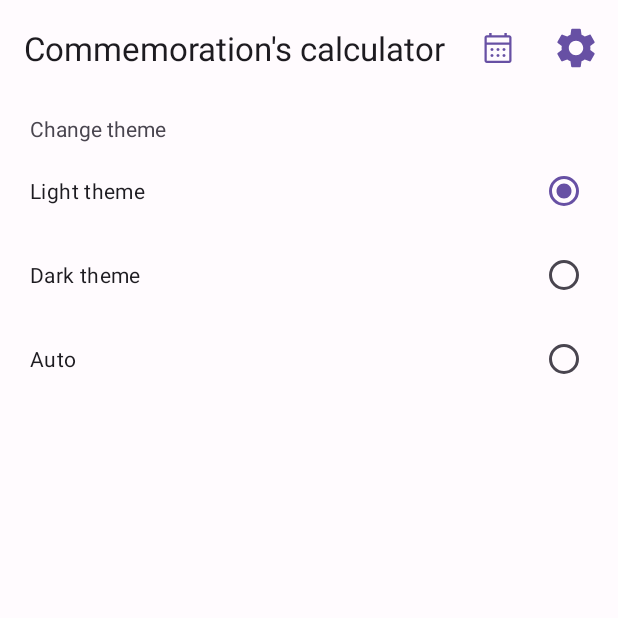
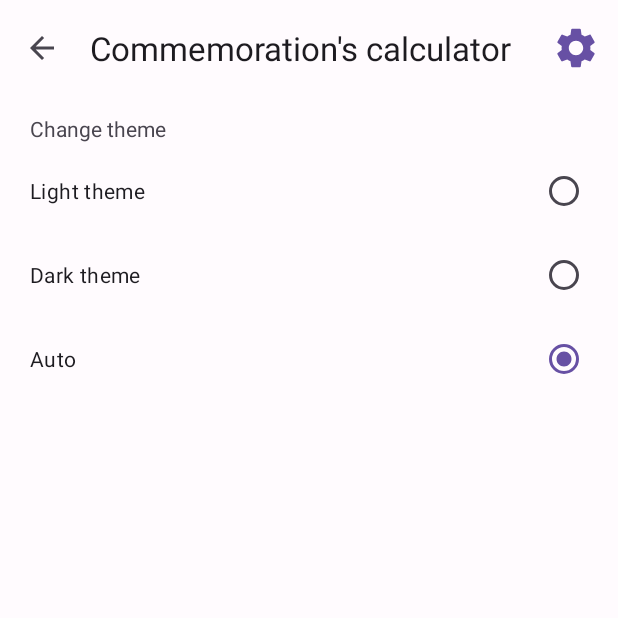
Before and after one commit to ProkhodOlya/CalculyatorPominok, an Android app: the fragment SettingsFragment placed in its activity, on a phone screen of 412 x 824 dp, the top half of it. Run offline under Robolectric (Android 15) with nearby library versions, the light colour scheme and no system bars.

Commit message:
+light/dark/auto themes view model

```diff
--- /dev/null
+++ b/app/src/main/java/com/calculyatorpominok/data/ThemeRepository.kt
@@ -0,0 +1,32 @@
+package com.calculyatorpominok.data
+
+import android.content.Context
+import android.content.Context.MODE_PRIVATE
+import android.content.SharedPreferences
+
+
+class ThemeRepository private constructor(context: Context) {
+    private val sharedPreferences: SharedPreferences =
+        context.getSharedPreferences("config-pref-theme", MODE_PRIVATE)
+
+    fun setTheme(theme: Int) {
+        val sharedPrefEditor = sharedPreferences.edit()
+        sharedPrefEditor?.putInt(SAVED_THEME, theme)
+        sharedPrefEditor?.apply()
+    }
+
+    fun getTheme(): Int {
+        return sharedPreferences.getInt(SAVED_THEME, -1)
+    }
+
+    companion object {
+        const val SAVED_THEME = "savedTheme"
+        private var instance: ThemeRepository? = null
+        fun getInstance(context: Context): ThemeRepository {
+            if(instance == null) {
+                instance = ThemeRepository(context)
+            }
+            return instance ?: ThemeRepository(context)
+        }
+    }
+}
--- a/app/src/main/java/com/calculyatorpominok/mapper/Mapper.kt
+++ b/app/src/main/java/com/calculyatorpominok/mapper/Mapper.kt
@@ -1,5 +1,6 @@
 package com.calculyatorpominok.mapper
 
+import com.calculyatorpominok.presentation.models.TypeOfTheme
 import com.calculyatorpominok.utils.DayOfCommemoration
 
 fun Int.mapToDayOfCommemoration(): DayOfCommemoration? =
@@ -11,3 +12,11 @@ fun Int.mapToDayOfCommemoration(): DayOfCommemoration? =
         DayOfCommemoration.ONE_YEAR.value -> DayOfCommemoration.ONE_YEAR
         else -> null
     }
+
+fun Int.mapToTypeOfTheme(): TypeOfTheme =
+    when (this) {
+        TypeOfTheme.AUTO.value -> TypeOfTheme.AUTO
+        TypeOfTheme.DARK.value -> TypeOfTheme.DARK
+        TypeOfTheme.LIGHT.value -> TypeOfTheme.LIGHT
+        else -> TypeOfTheme.AUTO
+    }
--- /dev/null
+++ b/app/src/main/java/com/calculyatorpominok/mapper/MapperTheme.kt
@@ -0,0 +1,11 @@
+package com.calculyatorpominok.mapper
+
+import com.calculyatorpominok.utils.ThemeValue
+
+fun Int.mapToTheme(): ThemeValue? =
+    when (this) {
+        ThemeValue.AUTO_THEME.value -> ThemeValue.AUTO_THEME
+        ThemeValue.LIGHT_THEME.value -> ThemeValue.LIGHT_THEME
+        ThemeValue.DARK_THEME.value -> ThemeValue.DARK_THEME
+        else -> null
+    }
--- a/app/src/main/java/com/calculyatorpominok/presentation/details/DetailsFragment.kt
+++ b/app/src/main/java/com/calculyatorpominok/presentation/details/DetailsFragment.kt
@@ -12,10 +12,7 @@ import androidx.fragment.app.viewModels
 import androidx.lifecycle.Lifecycle
 import androidx.lifecycle.lifecycleScope
 import androidx.lifecycle.repeatOnLifecycle
-import com.calculyatorpominok.mapper.mapToDayOfCommemoration
-import com.calculyatorpominok.presentation.main.MainViewModel
 import com.calculyatorpominok.utils.ARGS_DAY_OF_COMMEMORATION
-import com.calculyatorpominok.utils.DayOfCommemoration
 import com.example.calculyatorpominok.R
 import kotlinx.coroutines.launch
 
--- a/app/src/main/java/com/calculyatorpominok/presentation/models/SettingsState.kt
+++ b/app/src/main/java/com/calculyatorpominok/presentation/models/SettingsState.kt
@@ -1,6 +1,9 @@
 package com.calculyatorpominok.presentation.models
 
-data class SettingsState (
-    val changeThemeCaption: String = "",
-    val typeOfTheme: String = "",
-    )
+data class SettingsState(val typeOfTheme: TypeOfTheme)
+
+enum class TypeOfTheme(val value: Int) {
+    AUTO(0),
+    DARK(1),
+    LIGHT(2),
+}
--- a/app/src/main/java/com/calculyatorpominok/presentation/screens/SettingsFragment.kt
+++ b/app/src/main/java/com/calculyatorpominok/presentation/screens/SettingsFragment.kt
@@ -6,13 +6,18 @@ import android.view.View
 import android.view.ViewGroup
 import android.widget.RadioButton
 import android.widget.RadioGroup
+import android.widget.RadioGroup.OnCheckedChangeListener
 import android.widget.TextView
+import androidx.appcompat.app.AppCompatDelegate
 import androidx.appcompat.widget.Toolbar
 import androidx.fragment.app.Fragment
 import androidx.fragment.app.viewModels
-import com.calculyatorpominok.presentation.main.MainFragment
+import androidx.lifecycle.Lifecycle
+import androidx.lifecycle.lifecycleScope
+import androidx.lifecycle.repeatOnLifecycle
+import com.calculyatorpominok.presentation.models.TypeOfTheme
 import com.example.calculyatorpominok.R
-
+import kotlinx.coroutines.launch
 
 
 class SettingsFragment : Fragment() {
@@ -22,7 +27,7 @@ class SettingsFragment : Fragment() {
     private var radioButtonLightTheme: RadioButton? = null
     private var radioButtonDarkTheme: RadioButton? = null
     private var radioButtonAutoTheme: RadioButton? = null
-//    private val viewModel: SettingsViewModel by viewModels { SettingsViewModel.Factory }
+    private val viewModel: SettingsViewModel by viewModels { SettingsViewModel.Factory }
 
     override fun onCreateView(
         inflater: LayoutInflater,
@@ -35,51 +40,61 @@ class SettingsFragment : Fragment() {
         radioButtonLightTheme = view.findViewById(R.id.radioButtonLightTheme)
         radioButtonDarkTheme = view.findViewById(R.id.radioButtonDarkTheme)
         radioButtonAutoTheme = view.findViewById(R.id.radioButtonAutoTheme)
+        toolbar = view.findViewById<Toolbar?>(R.id.toolbar).apply {
+            setNavigationIcon(androidx.appcompat.R.drawable.abc_ic_ab_back_material)
+            setNavigationOnClickListener {
+                parentFragmentManager.popBackStack()
+            }
+        }
         return view
     }
 
-//    override fun onViewCreated(view: View, savedInstanceState: Bundle?) {
-//        super.onViewCreated(view, savedInstanceState)
-//            subscribeToState()
-//        viewModel.start()
-//        initView()}
+    override fun onViewCreated(view: View, savedInstanceState: Bundle?) {
+        super.onViewCreated(view, savedInstanceState)
+        subscribeToState()
+        viewModel.start()
+        initView()
+    }
 
 
-//    private fun initView() {
-//        initToolbar()
-//        radioGroupTheme.setOnCheckedChangeListener(RadioGroup?.OnCheckedChangeListener() {
-//            @Override
-////            fun onCheckedChanged(RadioGroup? group, int checkedId) {
-////                when (checkedId) {
-////                    R.id.radioButtonLightTheme -> {
-////                        //some code
-////                    }
-////                    R.id.radioButtonDarkTheme -> {
-////                        //some code
-////                    }
-////                    R.id.radioButtonAutoTheme -> {
-////                        //some code
-////                    }
-////                }
-////            }
-//        })
-//    }
-//    private fun subscribeToState() {
-//        lifecycleScope.launch {
-//            viewLifecycleOwner.repeatOnLifecycle(Lifecycle.State.STARTED) {
-//                viewModel.state.collect { mainState ->
-//                    textViewDateOfDeath?.text = mainState.dateOfDeath
-//                    textViewDateOfDeathThree?.text = mainState.threeDateOfDeath
-//                    textViewDateOfDeathNine?.text = mainState.nineDateOfDeath
-//                    textViewDateOfDeathForty?.text = mainState.fortyDateOfDeath
-//                    textViewDateOfDeathSixMonth?.text = mainState.sixMonthDateOfDeath
-//                    textViewDateOfDeathOneYear?.text = mainState.oneYearDateOfDeath
-//                }
-//            }
-//        }
-companion object {
-    const val SETTINGS_FRAGMENT = "settingsFragment"
+    private fun initView() {
+        radioGroupTheme?.setOnCheckedChangeListener(object : OnCheckedChangeListener {
+            override fun onCheckedChanged(group: RadioGroup?, checkedId: Int) {
+                when (checkedId) {
+                    R.id.radioButtonLightTheme -> {
+                        viewModel.saveTheme(TypeOfTheme.LIGHT)
+                        AppCompatDelegate.setDefaultNightMode(AppCompatDelegate.MODE_NIGHT_NO)
+                    }
+                    R.id.radioButtonDarkTheme -> {
+                        viewModel.saveTheme(TypeOfTheme.DARK)
+                        AppCompatDelegate.setDefaultNightMode(AppCompatDelegate.MODE_NIGHT_YES)
+                    }
+                    R.id.radioButtonAutoTheme -> {
+                        viewModel.saveTheme(TypeOfTheme.DARK)
+                        AppCompatDelegate.setDefaultNightMode(AppCompatDelegate.getDefaultNightMode())
+                    }
+                }
+            }
+        })
+    }
 
-    fun newInstance() = SettingsFragment()
+    private fun subscribeToState() {
+        lifecycleScope.launch {
+            viewLifecycleOwner.repeatOnLifecycle(Lifecycle.State.STARTED) {
+                viewModel.state.collect { state ->
+                    when (state.typeOfTheme) {
+                        TypeOfTheme.DARK -> radioButtonDarkTheme?.isChecked = true
+                        TypeOfTheme.LIGHT -> radioButtonLightTheme?.isChecked = true
+                        TypeOfTheme.AUTO -> radioButtonAutoTheme?.isChecked = true
+                    }
+                }
+            }
+        }
+    }
+
+    companion object {
+        const val SETTINGS_FRAGMENT = "settingsFragment"
+
+        fun newInstance() = SettingsFragment()
+    }
 }
-}
--- a/app/src/main/java/com/calculyatorpominok/presentation/screens/SettingsViewModel.kt
+++ b/app/src/main/java/com/calculyatorpominok/presentation/screens/SettingsViewModel.kt
@@ -6,66 +6,45 @@ import androidx.lifecycle.ViewModelProvider
 import androidx.lifecycle.ViewModelProvider.AndroidViewModelFactory.Companion.APPLICATION_KEY
 import androidx.lifecycle.viewmodel.initializer
 import androidx.lifecycle.viewmodel.viewModelFactory
-import com.calculyatorpominok.data.DateRepository
-import com.calculyatorpominok.presentation.models.MainState
-import java.text.SimpleDateFormat
-import java.util.Calendar
-import java.util.Locale
+import com.calculyatorpominok.data.ThemeRepository
+import com.calculyatorpominok.mapper.mapToTypeOfTheme
+import com.calculyatorpominok.presentation.models.SettingsState
+import com.calculyatorpominok.presentation.models.TypeOfTheme
 import kotlinx.coroutines.flow.MutableStateFlow
 import kotlinx.coroutines.flow.StateFlow
 import kotlinx.coroutines.flow.update
 
-class SettingsViewModel() : ViewModel() {
-    private val _state: MutableStateFlow<MainState> = MutableStateFlow(MainState())
-    val state: StateFlow<MainState> = _state
+class SettingsViewModel(private val themeRepository: ThemeRepository) : ViewModel() {
+    private val _state: MutableStateFlow<SettingsState> = MutableStateFlow(SettingsState(TypeOfTheme.AUTO))
+    val state: StateFlow<SettingsState> = _state
 
-//    fun start() {
-//        val time = dateRepository.getSavedDate().let { savedDate ->
-//            if (savedDate > 0) {
-//                savedDate
-//            } else {
-//                System.currentTimeMillis()
-//            }
-//        }
-//        updateState(time)
-//    }
-//
-//    private fun getDate(milliSeconds: Long, dateFormat: String?): String {
-//        //TODO лучше не использовать Locale.getDefault() - медленно работает
-//        val formatter = SimpleDateFormat(dateFormat, Locale.getDefault())
-//        val calendar: Calendar = Calendar.getInstance()
-//        calendar.timeInMillis = milliSeconds
-//        return formatter.format(calendar.time)
-//    }
-//
-//
-//    fun onSelectDate(selection: Long) {
-//        dateRepository.setSavedDate(selection)
-//        updateState(selection)
-//    }
-//
-//    private fun updateState(time: Long) {
-//        _state.update { currentState ->
-//            currentState.copy(
-//                dateOfDeath = getDate(time, DATE_FORMAT_DEATH),
-//                threeDateOfDeath = calculateDate(time, THREE_DATE, Calendar.DAY_OF_MONTH),
-//                nineDateOfDeath = calculateDate(time, NINE_DATE, Calendar.DAY_OF_MONTH),
-//                fortyDateOfDeath = calculateDate(time, FORTY_DATE, Calendar.DAY_OF_MONTH),
-//                sixMonthDateOfDeath = calculateDate(time, SIXMONTH_DATE, Calendar.MONTH),
-//                oneYearDateOfDeath = calculateDate(time, ONEYEAR_DATE, Calendar.YEAR)
-//            )
-//        }
-//    }
-//
-//    companion object {
-//        val Factory: ViewModelProvider.Factory = viewModelFactory {
-//            initializer {
-//                val dateRepository =
-//                    DateRepository.getInstance((this[APPLICATION_KEY] as Application).applicationContext)
-//                SettingsViewModel(
-//                    dateRepository = dateRepository
-//                )
-//            }
-//        }
-//    }
+    fun start() {
+        val theme = themeRepository.getTheme().mapToTypeOfTheme()
+        updateState(typeOfTheme =  theme)
+    }
+
+    fun saveTheme (typeOfTheme: TypeOfTheme) {
+        themeRepository.setTheme(typeOfTheme.value)
+    }
+
+    private fun updateState(typeOfTheme: TypeOfTheme) {
+        _state.update { currentState ->
+            currentState.copy(
+                typeOfTheme = typeOfTheme
+
+            )
+        }
+    }
+
+    companion object {
+        val Factory: ViewModelProvider.Factory = viewModelFactory {
+            initializer {
+                val themeRepository =
+                    ThemeRepository.getInstance((this[APPLICATION_KEY] as Application).applicationContext)
+                SettingsViewModel(
+                    themeRepository = themeRepository
+                )
+            }
+        }
+    }
 }
--- /dev/null
+++ b/app/src/main/java/com/calculyatorpominok/utils/ThemeValue.kt
@@ -0,0 +1,7 @@
+package com.calculyatorpominok.utils
+
+enum class ThemeValue(val value: Int) {
+    AUTO_THEME(0),
+    LIGHT_THEME(1),
+    DARK_THEME(2),
+}
--- a/app/src/main/res/layout/fragment_details.xml
+++ b/app/src/main/res/layout/fragment_details.xml
@@ -13,7 +13,7 @@
             android:id="@+id/toolbar"
             android:layout_width="match_parent"
             android:layout_height="?attr/actionBarSize"
-            app:menu="@menu/toolbar_main_fragment"
+            app:menu="@menu/toolbar_settings_fragment"
             android:background="?attr/android:colorBackground"
             app:title="@string/app_name" />
 
--- a/app/src/main/res/layout/fragment_settings.xml
+++ b/app/src/main/res/layout/fragment_settings.xml
@@ -14,7 +14,7 @@
             android:layout_width="match_parent"
             android:layout_height="?attr/actionBarSize"
             android:background="?attr/android:colorBackground"
-            app:menu="@menu/toolbar_main_fragment"
+            app:menu="@menu/toolbar_settings_fragment"
             app:title="@string/app_name" />
 
     </com.google.android.material.appbar.AppBarLayout>
@@ -57,7 +57,6 @@
                     android:layout_height="wrap_content"
                     android:layout_gravity="start"
                     android:layout_margin="4dp"
-                    android:checked="true"
                     android:layoutDirection="rtl"
                     android:text="Light theme"
                     android:textAlignment="textStart"
--- /dev/null
+++ b/app/src/main/res/menu/toolbar_settings_fragment.xml
@@ -0,0 +1,13 @@
+<?xml version="1.0" encoding="utf-8"?>
+<menu xmlns:android="http://schemas.android.com/apk/res/android"
+    xmlns:app="http://schemas.android.com/apk/res-auto">
+
+    <item
+        android:id="@+id/settings"
+        android:icon="@drawable/ic_action_name"
+        app:iconTint="?attr/colorPrimary"
+        android:title="Дата смерти"
+        android:contentDescription="null"
+        app:showAsAction="ifRoom" />
+
+</menu>
```
